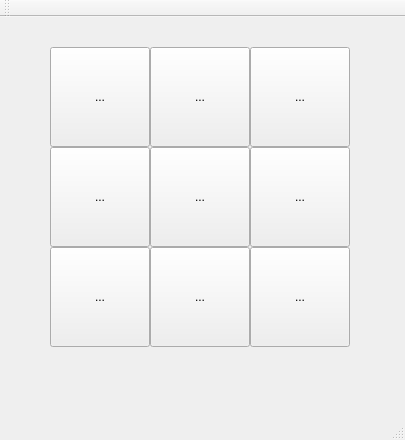
First picture: the form in basics/mainwindow.ui, repository kirilproger/QtPractice, before the edit.
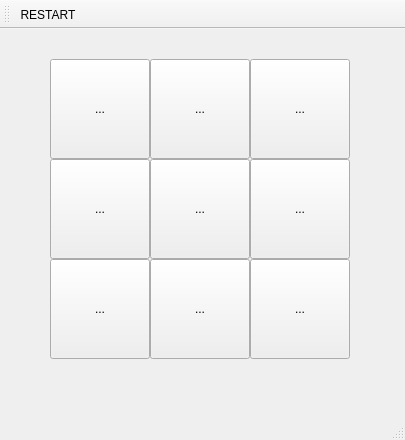
Second picture: the form after the edit.

Commit message: restart option add

```diff
--- a/basics/mainwindow.ui
+++ b/basics/mainwindow.ui
@@ -236,8 +236,14 @@
    <attribute name="toolBarBreak">
     <bool>false</bool>
    </attribute>
+   <addaction name="actrest"/>
   </widget>
   <widget class="QStatusBar" name="statusBar"/>
+  <action name="actrest">
+   <property name="text">
+    <string>RESTART</string>
+   </property>
+  </action>
  </widget>
  <layoutdefault spacing="6" margin="11"/>
  <resources/>
```
The commit also changes 9 other files.
